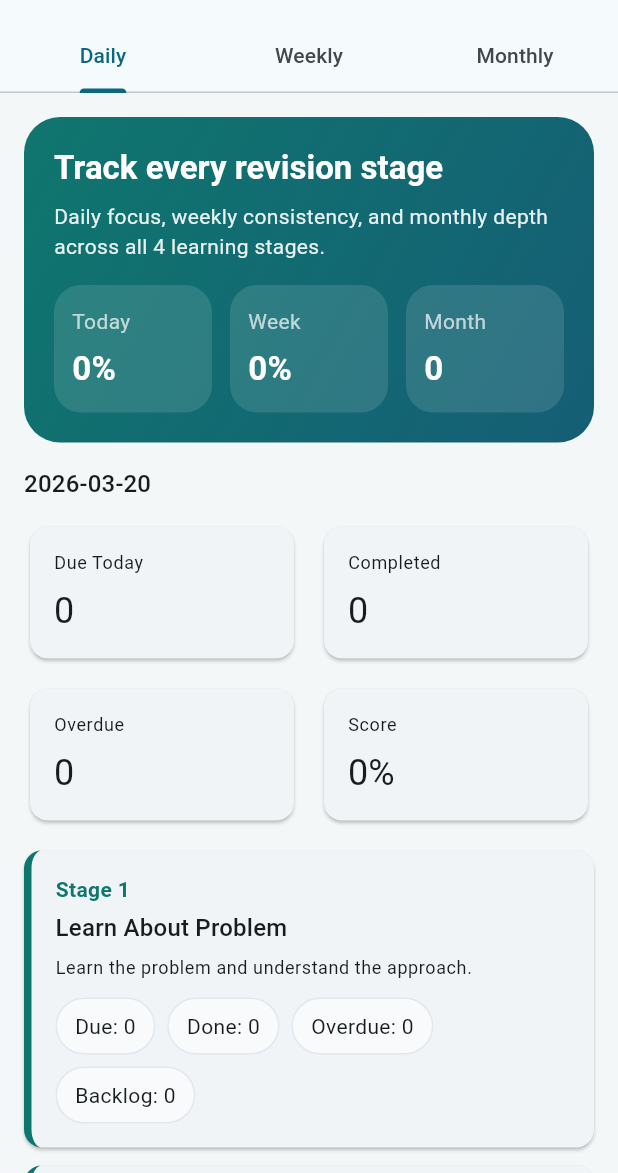
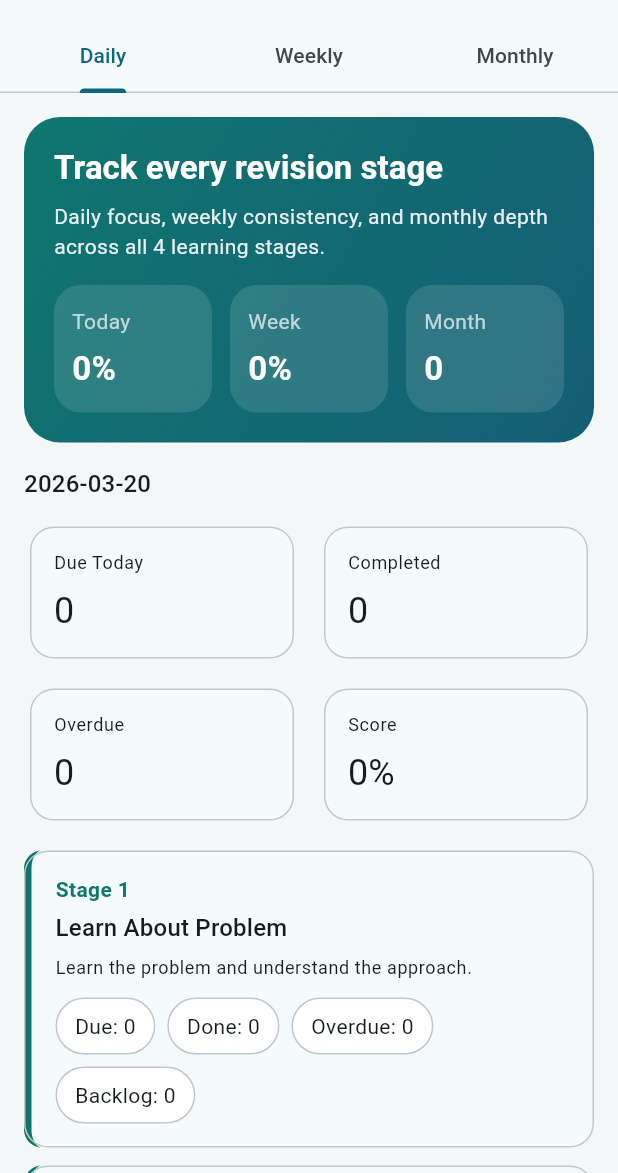
Before and after one commit to amangupta386-dot/assignment, a Flutter app: the screen it shows after launch, after a tap on "Analytics Dashboard", on a phone screen of 412 x 824 dp, the part 63-1236 px from its top. Run offline on Flutter 3.47's test engine with Material 3 defaults, Android fonts, the phone set to English and light mode, and no system bars; our stand-ins replace dio, equatable, flutter_bloc, flutter_local_notifications; network calls fail.

Commit message:
Enhance theming: Refactor AppTheme to improve light and dark mode support, update TodayRevisionScreen and WeeklyAnalyticsScreen to utilize color scheme for consistent styling, and set system theme mode in main.dart.

```diff
--- a/apps/mobile/lib/core/theme/app_theme.dart
+++ b/apps/mobile/lib/core/theme/app_theme.dart
@@ -3,11 +3,74 @@ import 'package:flutter/material.dart';
 class AppTheme {
   static ThemeData get light {
     const seed = Color(0xFF0E7490);
+    final colorScheme =
+        ColorScheme.fromSeed(seedColor: seed, brightness: Brightness.light);
     return ThemeData(
-      colorScheme: ColorScheme.fromSeed(seedColor: seed, brightness: Brightness.light),
+      colorScheme: colorScheme,
       useMaterial3: true,
       scaffoldBackgroundColor: const Color(0xFFF3F7F8),
-      appBarTheme: const AppBarTheme(centerTitle: false),
+      appBarTheme: AppBarTheme(
+        centerTitle: false,
+        backgroundColor: colorScheme.surface,
+        foregroundColor: colorScheme.onSurface,
+      ),
+      cardTheme: CardThemeData(
+        color: colorScheme.surface,
+        elevation: 0,
+        shape: RoundedRectangleBorder(
+          borderRadius: BorderRadius.circular(16),
+          side: BorderSide(color: colorScheme.outlineVariant),
+        ),
+      ),
+      inputDecorationTheme: InputDecorationTheme(
+        filled: true,
+        fillColor: colorScheme.surface,
+        border: OutlineInputBorder(
+          borderRadius: BorderRadius.circular(14),
+          borderSide: BorderSide(color: colorScheme.outlineVariant),
+        ),
+        enabledBorder: OutlineInputBorder(
+          borderRadius: BorderRadius.circular(14),
+          borderSide: BorderSide(color: colorScheme.outlineVariant),
+        ),
+      ),
+    );
+  }
+
+  static ThemeData get dark {
+    const seed = Color(0xFF14B8A6);
+    final colorScheme =
+        ColorScheme.fromSeed(seedColor: seed, brightness: Brightness.dark);
+    return ThemeData(
+      colorScheme: colorScheme,
+      useMaterial3: true,
+      scaffoldBackgroundColor: const Color(0xFF08141A),
+      appBarTheme: AppBarTheme(
+        centerTitle: false,
+        backgroundColor: const Color(0xFF08141A),
+        foregroundColor: colorScheme.onSurface,
+      ),
+      cardTheme: CardThemeData(
+        color: const Color(0xFF102028),
+        elevation: 0,
+        shape: RoundedRectangleBorder(
+          borderRadius: BorderRadius.circular(16),
+          side: BorderSide(color: colorScheme.outline.withValues(alpha: 0.45)),
+        ),
+      ),
+      inputDecorationTheme: InputDecorationTheme(
+        filled: true,
+        fillColor: const Color(0xFF102028),
+        border: OutlineInputBorder(
+          borderRadius: BorderRadius.circular(14),
+          borderSide: BorderSide(color: colorScheme.outline),
+        ),
+        enabledBorder: OutlineInputBorder(
+          borderRadius: BorderRadius.circular(14),
+          borderSide: BorderSide(color: colorScheme.outline),
+        ),
+      ),
+      dividerColor: colorScheme.outline.withValues(alpha: 0.35),
     );
   }
 }
--- a/apps/mobile/lib/features/dashboard/today_revision_screen.dart
+++ b/apps/mobile/lib/features/dashboard/today_revision_screen.dart
@@ -38,6 +38,7 @@ class TodayRevisionScreen extends StatelessWidget {
       body: SelectionArea(
         child: BlocBuilder<RevisionBloc, RevisionState>(
           builder: (context, state) {
+            final colorScheme = Theme.of(context).colorScheme;
             if (state.isLoading && state.items.isEmpty) {
               return const Center(child: CircularProgressIndicator());
             }
@@ -65,9 +66,9 @@ class TodayRevisionScreen extends StatelessWidget {
                   margin: const EdgeInsets.only(bottom: 14),
                   padding: const EdgeInsets.all(14),
                   decoration: BoxDecoration(
-                    color: Colors.white,
+                    color: colorScheme.surface,
                     borderRadius: BorderRadius.circular(14),
-                    border: Border.all(color: const Color(0xFFD9E2EC)),
+                    border: Border.all(color: colorScheme.outlineVariant),
                   ),
                   child: Column(
                     crossAxisAlignment: CrossAxisAlignment.start,
@@ -84,10 +85,10 @@ class TodayRevisionScreen extends StatelessWidget {
                             margin: const EdgeInsets.only(bottom: 10),
                             padding: const EdgeInsets.all(12),
                             decoration: BoxDecoration(
-                              color: const Color(0xFFF8FAFC),
+                              color: colorScheme.surfaceContainerLowest,
                               borderRadius: BorderRadius.circular(12),
                               border:
-                                  Border.all(color: const Color(0xFFE6EDF5)),
+                                  Border.all(color: colorScheme.outlineVariant),
                             ),
                             child: Column(
                               crossAxisAlignment: CrossAxisAlignment.start,
--- a/apps/mobile/lib/features/dashboard/weekly_analytics_screen.dart
+++ b/apps/mobile/lib/features/dashboard/weekly_analytics_screen.dart
@@ -316,6 +316,7 @@ class _ProgressRow extends StatelessWidget {
 
   @override
   Widget build(BuildContext context) {
+    final colorScheme = Theme.of(context).colorScheme;
     final progress =
         target <= 0 ? 0.0 : (current / target).clamp(0, 1).toDouble();
     return Column(
@@ -333,7 +334,7 @@ class _ProgressRow extends StatelessWidget {
           child: LinearProgressIndicator(
             value: progress,
             minHeight: 10,
-            backgroundColor: const Color(0xFFE2E8F0),
+            backgroundColor: colorScheme.surfaceContainerHighest,
           ),
         ),
         const SizedBox(height: 6),
@@ -389,6 +390,7 @@ class _MonthWeekCard extends StatelessWidget {
 
   @override
   Widget build(BuildContext context) {
+    final colorScheme = Theme.of(context).colorScheme;
     return Card(
       margin: const EdgeInsets.only(bottom: 12),
       child: Padding(
@@ -417,7 +419,7 @@ class _MonthWeekCard extends StatelessWidget {
                       padding: const EdgeInsets.symmetric(
                           horizontal: 10, vertical: 8),
                       decoration: BoxDecoration(
-                        color: const Color(0xFFF1F5F9),
+                        color: colorScheme.surfaceContainerLow,
                         borderRadius: BorderRadius.circular(14),
                       ),
                       child: Text('${metric.shortLabel}: ${metric.completed}'),
@@ -487,12 +489,13 @@ class _DataPill extends StatelessWidget {
 
   @override
   Widget build(BuildContext context) {
+    final colorScheme = Theme.of(context).colorScheme;
     return Container(
       padding: const EdgeInsets.symmetric(horizontal: 12, vertical: 8),
       decoration: BoxDecoration(
-        color: const Color(0xFFF8FAFC),
+        color: colorScheme.surfaceContainerLowest,
         borderRadius: BorderRadius.circular(999),
-        border: Border.all(color: const Color(0xFFE2E8F0)),
+        border: Border.all(color: colorScheme.outlineVariant),
       ),
       child: Text('$label: $value'),
     );
--- a/apps/mobile/lib/main.dart
+++ b/apps/mobile/lib/main.dart
@@ -61,6 +61,8 @@ class MyApp extends StatelessWidget {
         child: MaterialApp(
           debugShowCheckedModeBanner: false,
           theme: AppTheme.light,
+          darkTheme: AppTheme.dark,
+          themeMode: ThemeMode.system,
           home: const DashboardScreen(),
         ),
       ),
```
